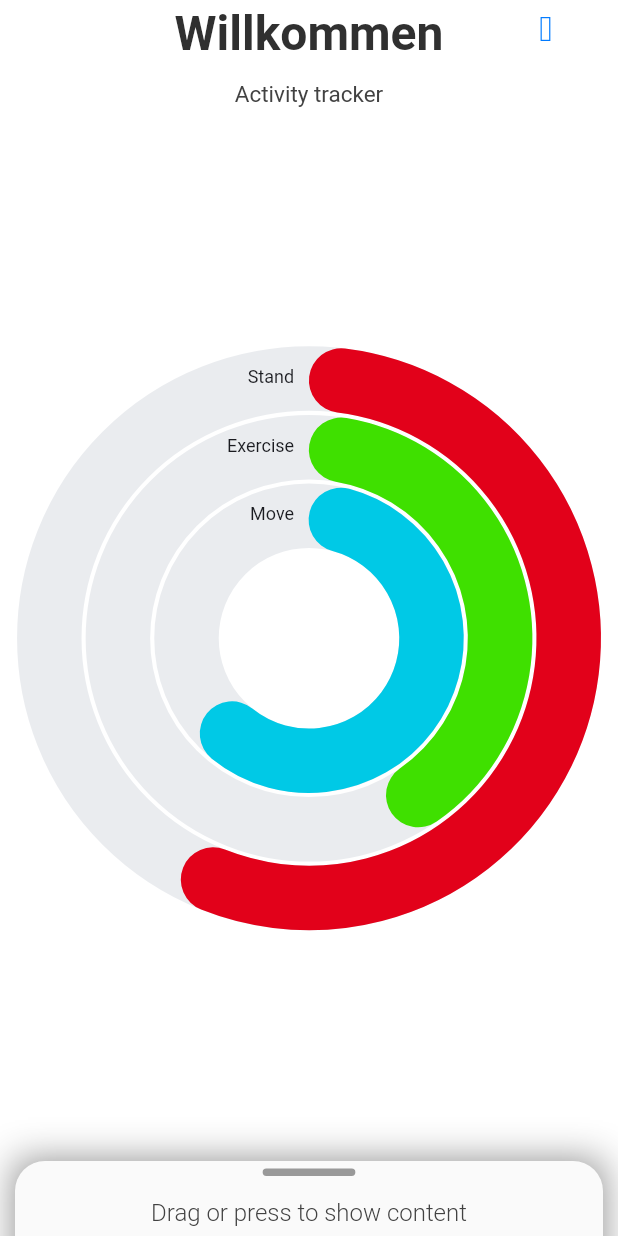
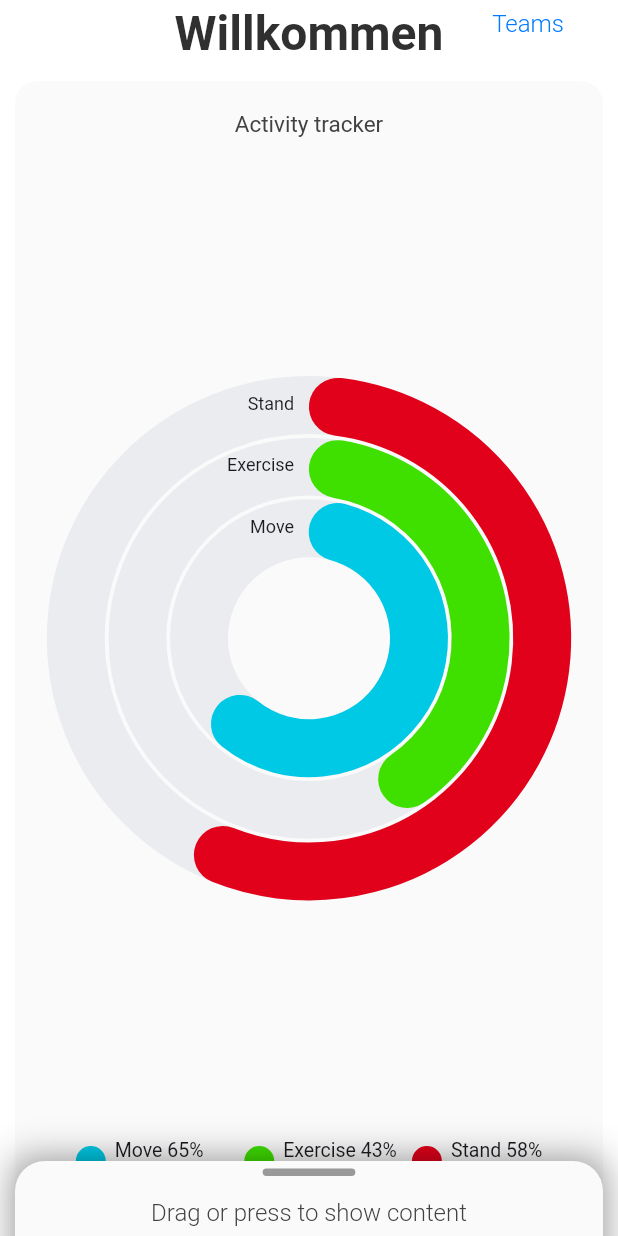
Before and after one commit to ed-val/flutter_teams_permutator, a Flutter app: the screen it shows after launch, on a phone screen of 412 x 824 dp. Run offline on Flutter 3.47's test engine with Material 2 defaults, Android fonts, the phone set to English and light mode, and no system bars; our stand-ins replace syncfusion_flutter_charts; Roboto replaces fonts that are missing (SF Compact Rounded, SF UI Display, SF UI Text).

Commit message:
fixed trailing button with text

```diff
--- a/lib/screens/home/home_screen.dart
+++ b/lib/screens/home/home_screen.dart
@@ -2,6 +2,7 @@ import 'package:flutter/cupertino.dart';
 import 'package:flutter/material.dart';
 import 'package:teams_permutator/screens/tabs/tabs_screen.dart';
 import 'package:teams_permutator/widgets/backdrop_bottom_sheet.dart';
+import 'package:teams_permutator/widgets/cupertino_container.dart';
 import 'package:teams_permutator/widgets/radial_chart.dart';
 // import 'package:teams_permutator/widgets/persisten_bottom_sheet.dart';
 
@@ -35,14 +36,14 @@ class _HomeScreenState extends State<HomeScreen> {
         // backgroundColor: CupertinoTheme.of(context).barBackgroundColor,
         // border: Border.all(color: Colors.white),
         middle: Text('Willkommen'),
-        trailing: Container(
+        trailing: CupertinoButton(
+          child: Container(
             // compensate for unavoidable parent's padding
             transform: Matrix4.translationValues(0.0, -10, 0.0),
-          child: CupertinoButton(
-            child: Icon(
-              searchIcon,
-              color: CupertinoTheme.of(context).primaryColor,
-              size: 24.0,
+            child: Text(
+              'Teams',
+              overflow: TextOverflow.visible,
+            ),
           ),
           onPressed: () {
             Navigator.pushReplacement(
@@ -55,10 +56,11 @@ class _HomeScreenState extends State<HomeScreen> {
           },
         ),
       ),
-      ),
       child: Stack(
         children: <Widget>[
-          RadialChart(),
+          CupertinoContainer(
+            child: RadialChart(),
+          ),
           BackdropBottomSheet(
             sidesBorder: 10.0,
             heightInPercentage: 0.55,
--- a/lib/widgets/cupertino_container.dart
+++ b/lib/widgets/cupertino_container.dart
@@ -2,7 +2,7 @@ import 'package:flutter/material.dart';
 
 class CupertinoContainer extends StatelessWidget {
   final Widget child;
-  const CupertinoContainer({Key key, Widget child}) : super(key: key);
+  CupertinoContainer({Key key, this.child}) : super(key: key);
 
   @override
   Widget build(BuildContext context) {
@@ -11,7 +11,11 @@ class CupertinoContainer extends StatelessWidget {
       padding: EdgeInsets.all(10),
       margin: EdgeInsets.all(10),
       decoration: BoxDecoration(
-          color: Colors.grey[50], borderRadius: BorderRadiusGeometry),
+        color: Colors.grey[50],
+        borderRadius: const BorderRadius.all(
+          Radius.circular(15.0),
+        ),
+      ),
     );
   }
 }
```
Lines whose indentation alone changed are shown as unchanged.
